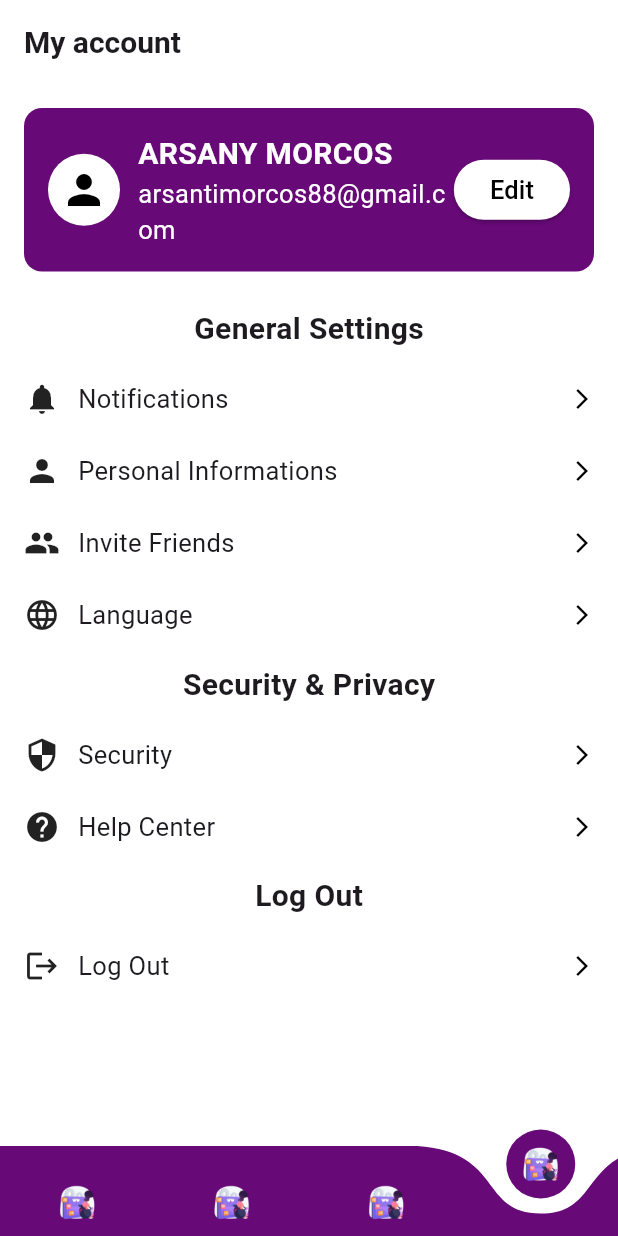
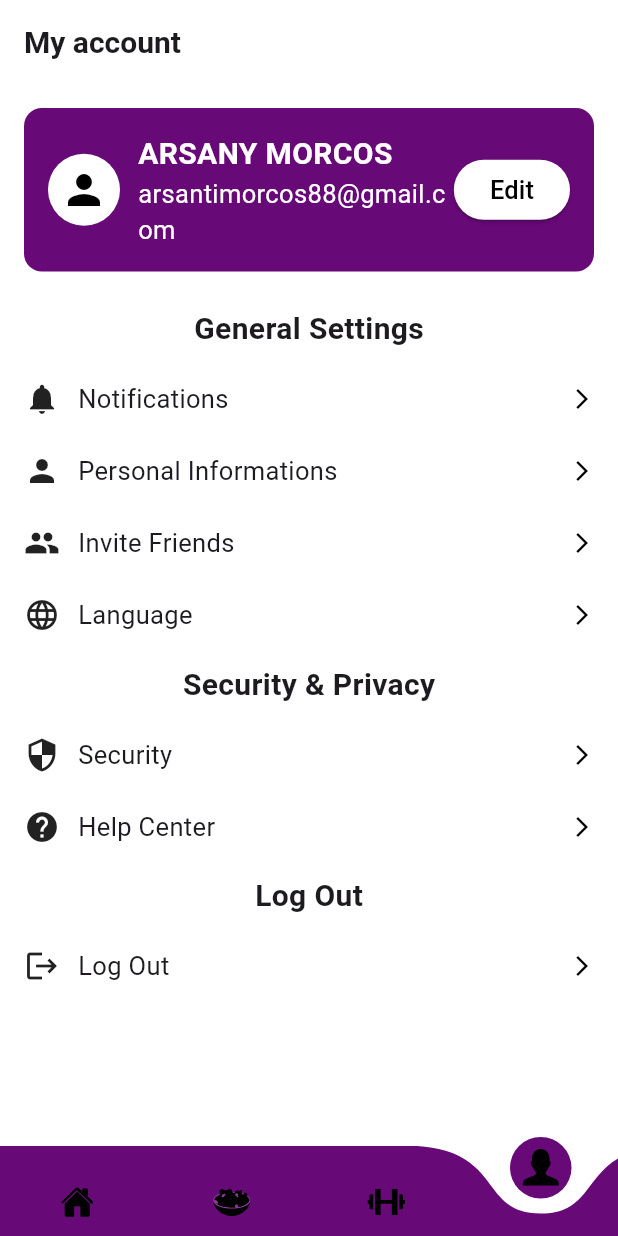
Before and after one commit to ArsanyMorcosNageh/Snap-Shape-App, a Flutter app: the MainView screen opened directly, item 4 of the bottom bar chosen, on a phone screen of 412 x 824 dp. Run offline on Flutter 3.47's test engine with Material 3 defaults, Android fonts, the phone set to English and light mode, and no system bars; drawn by our look-alikes of curved_navigation_bar; our stand-ins replace flutter_svg, google_fonts, lottie, numberpicker, pin_code_fields, shared_preferences; accounts and stored records are empty; Roboto replaces fonts that are missing (Amaranth).

Commit message:
Building the UI

```diff
--- a/lib/core/navigation/bottom_navigation_bar.dart
+++ b/lib/core/navigation/bottom_navigation_bar.dart
@@ -1,6 +1,7 @@
 
 import 'package:curved_navigation_bar/curved_navigation_bar.dart';
 import 'package:flutter/material.dart';
+import 'package:flutter_svg/flutter_svg.dart';
 import 'package:snap_and_shape/features/home/presentation/view/home_view.dart';
 
 import '../../features/exercise_recommendation/presentation/view/exercise_recommendation_view.dart';
@@ -37,10 +38,10 @@ class _MainScreenState extends State<MainView> {
         animationDuration: Duration(milliseconds: 400),
         height: 60,
         items: [
-          Image.asset('assets/images/WhatsApp_Image_2024-09-26_at_3.39.30_PM-removebg-preview.png', width: 30, height: 30),
-          Image.asset('assets/images/WhatsApp_Image_2024-09-26_at_3.39.30_PM-removebg-preview.png', width: 30, height: 30),
-          Image.asset('assets/images/WhatsApp_Image_2024-09-26_at_3.39.30_PM-removebg-preview.png', width: 30, height: 30),
-          Image.asset('assets/images/WhatsApp_Image_2024-09-26_at_3.39.30_PM-removebg-preview.png', width: 30, height: 30),
+          SvgPicture.asset('assets/images/home.svg', width: 26, height:26),
+          SvgPicture.asset('assets/images/dish.svg', width: 25, height: 25),
+          SvgPicture.asset('assets/images/dumbbell.svg', width: 25, height: 25),
+          SvgPicture.asset('assets/images/profile.svg', width: 25, height: 25),
         ],
         onTap: (index) {
           setState(() {
--- a/lib/features/onboarding/presentation/view/onboarding_view.dart
+++ b/lib/features/onboarding/presentation/view/onboarding_view.dart
@@ -21,13 +21,13 @@ class _OnboardingViewState extends State<OnboardingView> {
       'title': 'Welcome,\n to Snap & Shape...',
       'description':
           'Scala, track your meals, receive personalized food recommendations, and enjoy tailored exercise plans just for you.',
-      'image': 'assets/images/test.svg',
+      'image': 'assets/images/2.svg',
     },
     {
       'title': 'Smart Food Recognition',
       'description':
           'Snap a photo of your meal, and we will do the rest!\nGet accurate measurements and analyze the quality of your food effortlessly.',
-      'image': 'assets/images/test.svg',
+      'image': 'assets/images/1.svg',
     },
     {
       'title': 'Track Your Progress',
```
Also changed, not shown: assets/images/1.svg (added), assets/images/2.svg (added), assets/images/dish.svg (added), assets/images/dumbbell.svg (added), assets/images/home.svg (added), assets/images/profile.svg (added), pubspec.lock.
